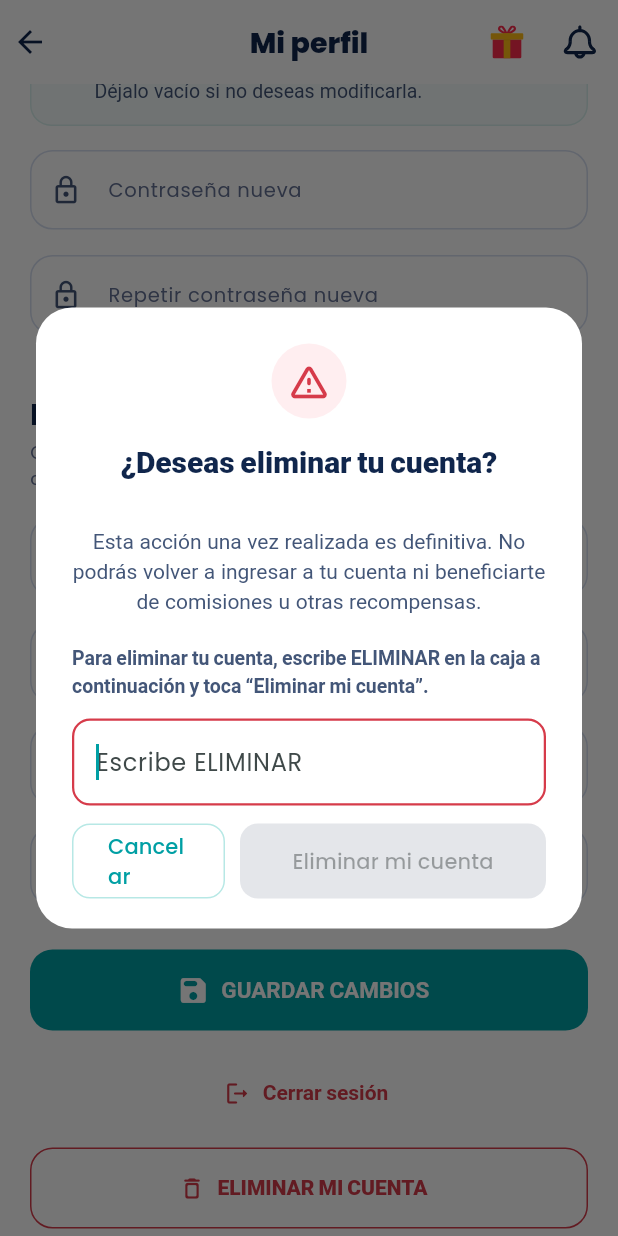
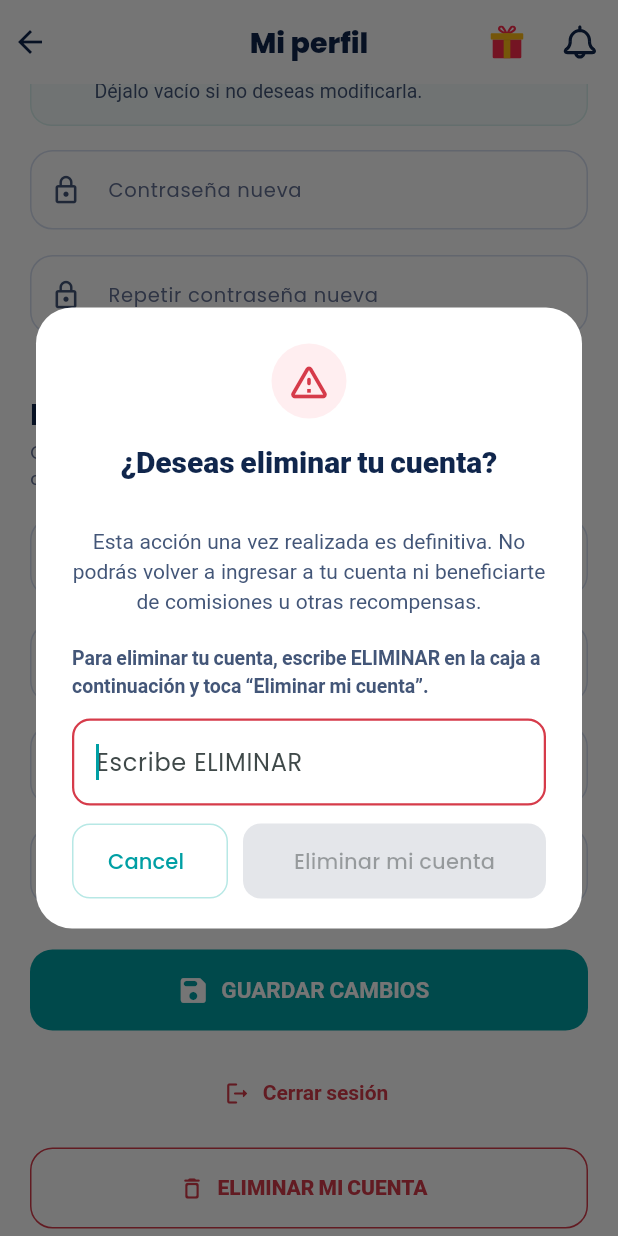
Before and after one commit to Maria-tovarp/Chequea, a Flutter app: the EditProfilePage screen opened directly with empty values, scrolled down 576 dp, after a tap on "ELIMINAR MI CUENTA", on a phone screen of 412 x 824 dp. Run offline on Flutter 3.47's test engine with Material 3 defaults, Android fonts, the light colour scheme and no system bars; our stand-ins replace audioplayers, file_picker, flutter_svg, font_awesome_flutter, google_fonts, image_picker and 2 more; missing offline and left inert: record; accounts and stored records are empty; network calls fail.

Commit message:
fix: ajustar acciones de eliminación en iPhone

```diff
--- a/lib/features/auth/pages/edit_profile_page.dart
+++ b/lib/features/auth/pages/edit_profile_page.dart
@@ -578,7 +578,8 @@ class _EditProfilePageState extends State<EditProfilePage> {
           actions: [
             Row(
               children: [
-                Expanded(
+                SizedBox(
+                  width: 104,
                   child: OutlinedButton(
                     onPressed: () => Navigator.of(dialogContext).pop(false),
                     style: OutlinedButton.styleFrom(
@@ -589,7 +590,11 @@ class _EditProfilePageState extends State<EditProfilePage> {
                         borderRadius: BorderRadius.circular(12),
                       ),
                     ),
-                    child: const Text('Cancelar'),
+                    child: const Text(
+                      'Cancelar',
+                      maxLines: 1,
+                      overflow: TextOverflow.clip,
+                    ),
                   ),
                 ),
                 const SizedBox(width: 10),
@@ -610,6 +615,8 @@ class _EditProfilePageState extends State<EditProfilePage> {
                     child: const Text(
                       'Eliminar mi cuenta',
                       textAlign: TextAlign.center,
+                      maxLines: 1,
+                      overflow: TextOverflow.ellipsis,
                     ),
                   ),
                 ),
```
